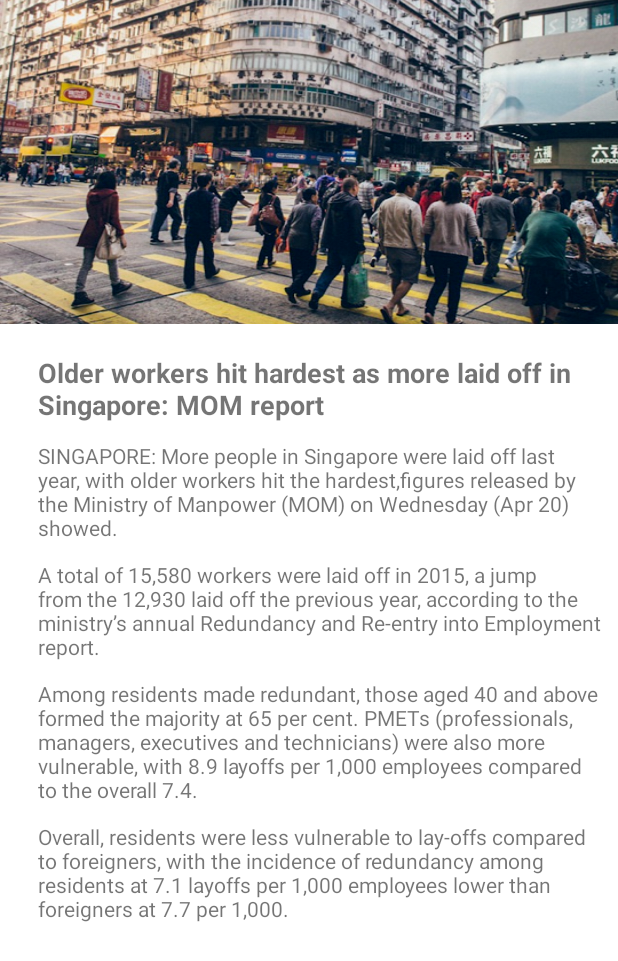
After one commit to akaiyuki/bnmghjkcv, an Android app: the layout fragment_blog_one.xml on its own in the app's theme, with its tools: preview values and no code run, on a phone screen of 412 x 824 dp. The commit adds this screen. Shown: the top 961 px of the screen. Run offline under Robolectric (Android 15) with nearby library versions, the phone set to English and light mode, and no system bars.

Commit message:
added blog 1

```diff
--- a/BenzAndroid/app/build.gradle
+++ b/BenzAndroid/app/build.gradle
@@ -38,12 +38,12 @@ dependencies {
 
 
 
+
     compile 'com.android.support:appcompat-v7:24.2.0'
     compile 'com.android.support:support-v4:24.2.0'
     compile 'com.google.android.gms:play-services-maps:9.4.0'
     compile 'com.squareup.picasso:picasso:2.3.2'
     compile 'com.nineoldandroids:library:2.4.0'
     compile 'com.daimajia.slider:library:1.1.5@aar'
-
     compile 'com.leocardz:aelv:1.1@aar'
 }
--- a/BenzAndroid/app/src/main/java/com/av/benzandroid/models/fragments/BlogFragment.java
+++ b/BenzAndroid/app/src/main/java/com/av/benzandroid/models/fragments/BlogFragment.java
@@ -1,18 +1,29 @@
 package com.av.benzandroid.models.fragments;
 
 
+import android.graphics.Typeface;
 import android.os.Bundle;
 import android.support.v4.app.Fragment;
+import android.text.SpannableString;
+import android.text.style.StyleSpan;
+import android.text.style.UnderlineSpan;
 import android.view.LayoutInflater;
 import android.view.View;
 import android.view.ViewGroup;
+import android.widget.TextView;
 
 import com.av.benzandroid.R;
+import com.av.benzandroid.functions.BEngine;
+import com.av.benzandroid.functions.core.BaseActivity;
+import com.av.benzandroid.models.activity.MainActivity;
 
 /**
  * A simple {@link Fragment} subclass.
  */
 public class BlogFragment extends Fragment {
+
+    private TextView mTextBlog1;
+    private TextView mTextBlog2;
 
 
     public BlogFragment() {
@@ -26,6 +37,29 @@ public class BlogFragment extends Fragment {
         // Inflate the layout for this fragment
         View view = inflater.inflate(R.layout.fragment_blog, container, false);
 
+        mTextBlog1 = (TextView) view.findViewById(R.id.txtblog1);
+        mTextBlog2 = (TextView) view.findViewById(R.id.txtblog2);
+
+        SpannableString spanString = new SpannableString(mTextBlog1.getText());
+        spanString.setSpan(new UnderlineSpan(), 0, spanString.length(), 0);
+        spanString.setSpan(new StyleSpan(Typeface.BOLD), 0, spanString.length(), 0);
+        spanString.setSpan(new StyleSpan(Typeface.ITALIC), 0, spanString.length(), 0);
+        mTextBlog1.setText(spanString);
+
+
+        SpannableString spanString2 = new SpannableString(mTextBlog2.getText());
+        spanString2.setSpan(new UnderlineSpan(), 0, spanString2.length(), 0);
+        spanString2.setSpan(new StyleSpan(Typeface.BOLD), 0, spanString2.length(), 0);
+        spanString2.setSpan(new StyleSpan(Typeface.ITALIC), 0, spanString2.length(), 0);
+        mTextBlog2.setText(spanString2);
+
+
+        mTextBlog1.setOnClickListener(new View.OnClickListener() {
+            @Override
+            public void onClick(View view) {
+                BEngine.switchFragment((BaseActivity) getActivity(), new BlogOneFragment(), MainActivity.INSTANCE.getFrameLayout());
+            }
+        });
 
 
         return view;
--- /dev/null
+++ b/BenzAndroid/app/src/main/java/com/av/benzandroid/models/fragments/BlogOneFragment.java
@@ -0,0 +1,32 @@
+package com.av.benzandroid.models.fragments;
+
+
+import android.os.Bundle;
+import android.support.v4.app.Fragment;
+import android.view.LayoutInflater;
+import android.view.View;
+import android.view.ViewGroup;
+
+import com.av.benzandroid.R;
+
+/**
+ * A simple {@link Fragment} subclass.
+ */
+public class BlogOneFragment extends Fragment {
+
+
+    public BlogOneFragment() {
+        // Required empty public constructor
+    }
+
+
+    @Override
+    public View onCreateView(LayoutInflater inflater, ViewGroup container,
+                             Bundle savedInstanceState) {
+        // Inflate the layout for this fragment
+        View view = inflater.inflate(R.layout.fragment_blog_one, container, false);
+
+        return view;
+    }
+
+}
--- a/BenzAndroid/app/src/main/res/layout/fragment_blog.xml
+++ b/BenzAndroid/app/src/main/res/layout/fragment_blog.xml
@@ -18,6 +18,7 @@
         android:scaleType="fitXY"/>
 
     <TextView
+        android:id="@+id/txtblog1"
         android:layout_width="match_parent"
         android:layout_height="wrap_content"
         android:layout_marginBottom="10dp"
@@ -132,6 +133,7 @@
 
 
         <TextView
+            android:id="@+id/txtblog2"
             android:layout_width="match_parent"
             android:layout_height="wrap_content"
             android:layout_marginBottom="10dp"
--- /dev/null
+++ b/BenzAndroid/app/src/main/res/layout/fragment_blog_one.xml
@@ -0,0 +1,71 @@
+<ScrollView xmlns:android="http://schemas.android.com/apk/res/android"
+    xmlns:tools="http://schemas.android.com/tools"
+    android:layout_width="match_parent"
+    android:layout_height="match_parent"
+    android:background="@color/colorAccent"
+    tools:context="com.av.benzandroid.models.fragments.BlogOneFragment">
+
+    <LinearLayout
+        android:layout_width="match_parent"
+        android:layout_height="match_parent"
+        android:orientation="vertical">
+
+    <ImageView
+        android:layout_width="match_parent"
+        android:layout_height="wrap_content"
+        android:src="@drawable/bannerblog1"
+        android:scaleType="fitXY"/>
+
+    <TextView
+        android:id="@+id/txtblog1"
+        android:layout_width="match_parent"
+        android:layout_height="wrap_content"
+        android:layout_marginBottom="10dp"
+        android:layout_marginTop="20dp"
+        android:text="Older workers hit hardest as more laid off in Singapore: MOM report"
+        android:textSize="18sp"
+        android:layout_marginLeft="25dp"
+        android:layout_marginRight="10dp"
+        android:textStyle="bold"/>
+
+
+        <TextView
+            android:layout_width="match_parent"
+            android:layout_height="wrap_content"
+            android:layout_marginBottom="10dp"
+            android:layout_marginTop="2dp"
+            android:layout_marginLeft="25dp"
+            android:layout_marginRight="11dp"
+            android:text="SINGAPORE: More people in Singapore were laid off last year, with older workers hit the hardest,figures released by the Ministry of Manpower (MOM) on Wednesday (Apr 20) showed."/>
+
+
+        <TextView
+            android:layout_width="match_parent"
+            android:layout_height="wrap_content"
+            android:layout_marginBottom="10dp"
+            android:layout_marginTop="2dp"
+            android:layout_marginLeft="25dp"
+            android:text="A total of 15,580 workers were laid off in 2015, a jump from the 12,930 laid off the previous year, according to the ministry’s annual Redundancy and Re-entry into Employment report."/>
+
+        <TextView
+            android:layout_width="match_parent"
+            android:layout_height="wrap_content"
+            android:layout_marginBottom="10dp"
+            android:layout_marginTop="2dp"
+            android:layout_marginLeft="25dp"
+            android:layout_marginRight="11dp"
+            android:text="Among residents made redundant, those aged 40 and above formed the majority at 65 per cent. PMETs (professionals, managers, executives and technicians) were also more vulnerable, with 8.9 layoffs per 1,000 employees compared to the overall 7.4."/>
+
+        <TextView
+            android:layout_width="match_parent"
+            android:layout_height="wrap_content"
+            android:layout_marginBottom="10dp"
+            android:layout_marginTop="2dp"
+            android:layout_marginLeft="25dp"
+            android:layout_marginRight="11dp"
+            android:text="Overall, residents were less vulnerable to lay-offs compared to foreigners, with the incidence of redundancy among residents at 7.1 layoffs per 1,000 employees lower than foreigners at 7.7 per 1,000."/>
+
+
+    </LinearLayout>
+
+</ScrollView>
```
